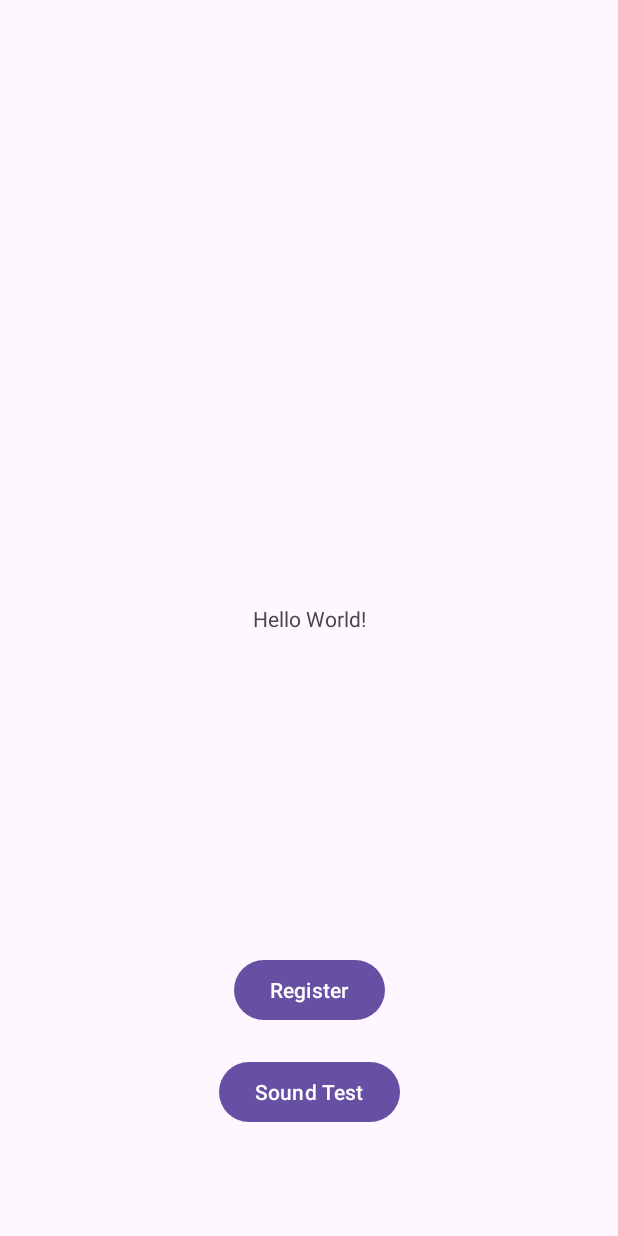
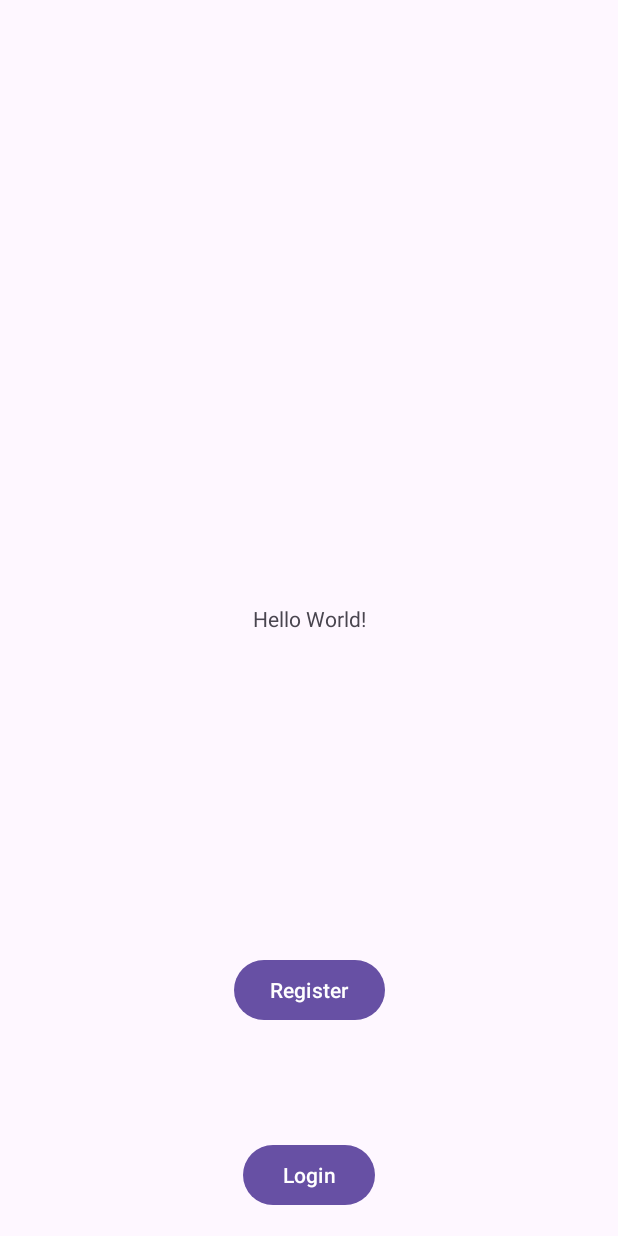
Before and after one commit to hajin148/MUSICAI, an Android app: the layout activity_main.xml on its own in the app's theme, with its tools: preview values and no code run, on a phone screen of 412 x 824 dp. Run offline under Robolectric (Android 15) with nearby library versions, the phone set to English and light mode, and no system bars.

Commit message:
Merged Branches

```diff
--- a/app/src/main/res/layout/activity_main.xml
+++ b/app/src/main/res/layout/activity_main.xml
@@ -16,7 +16,7 @@
         app:layout_constraintTop_toTopOf="parent" />
 
     <Button
-        android:id="@+id/button"
+        android:id="@+id/Register_btn"
         android:layout_width="wrap_content"
         android:layout_height="wrap_content"
         android:text="Register"
@@ -27,14 +27,23 @@
         app:layout_constraintVertical_bias="0.82" />
 
     <Button
-        android:id="@+id/button2"
+        android:id="@+id/Login_btn"
         android:layout_width="wrap_content"
         android:layout_height="wrap_content"
-        android:text="Sound Test"
+        android:text="Login"
         app:layout_constraintBottom_toBottomOf="parent"
         app:layout_constraintEnd_toEndOf="parent"
         app:layout_constraintStart_toStartOf="parent"
-        app:layout_constraintTop_toTopOf="parent"
-        app:layout_constraintVertical_bias="0.907" />
+        app:layout_constraintTop_toBottomOf="@+id/Register_btn"
+        app:layout_constraintVertical_bias="0.82" />
+
+    <TextView
+        android:id="@+id/username_display"
+        android:layout_width="wrap_content"
+        android:layout_height="wrap_content"
+        android:layout_marginStart="10dp"
+        android:layout_marginTop="10dp"
+        app:layout_constraintStart_toStartOf="parent"
+        app:layout_constraintTop_toTopOf="parent" />
 
 </androidx.constraintlayout.widget.ConstraintLayout>
```
Also changed, not shown: app/src/main/java/com/dasoni/musicai/MainActivity.kt (+54 -11 lines), app/src/main/res/layout/login.xml (added, +41 -0 lines).
